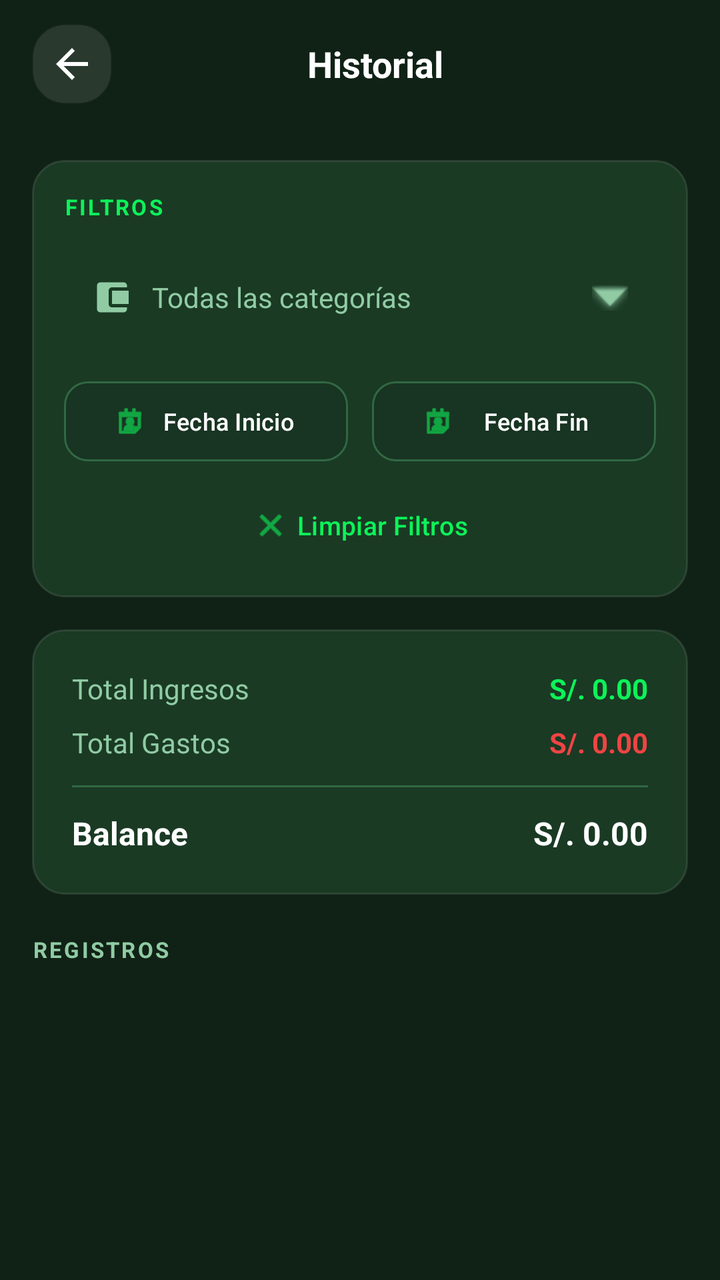
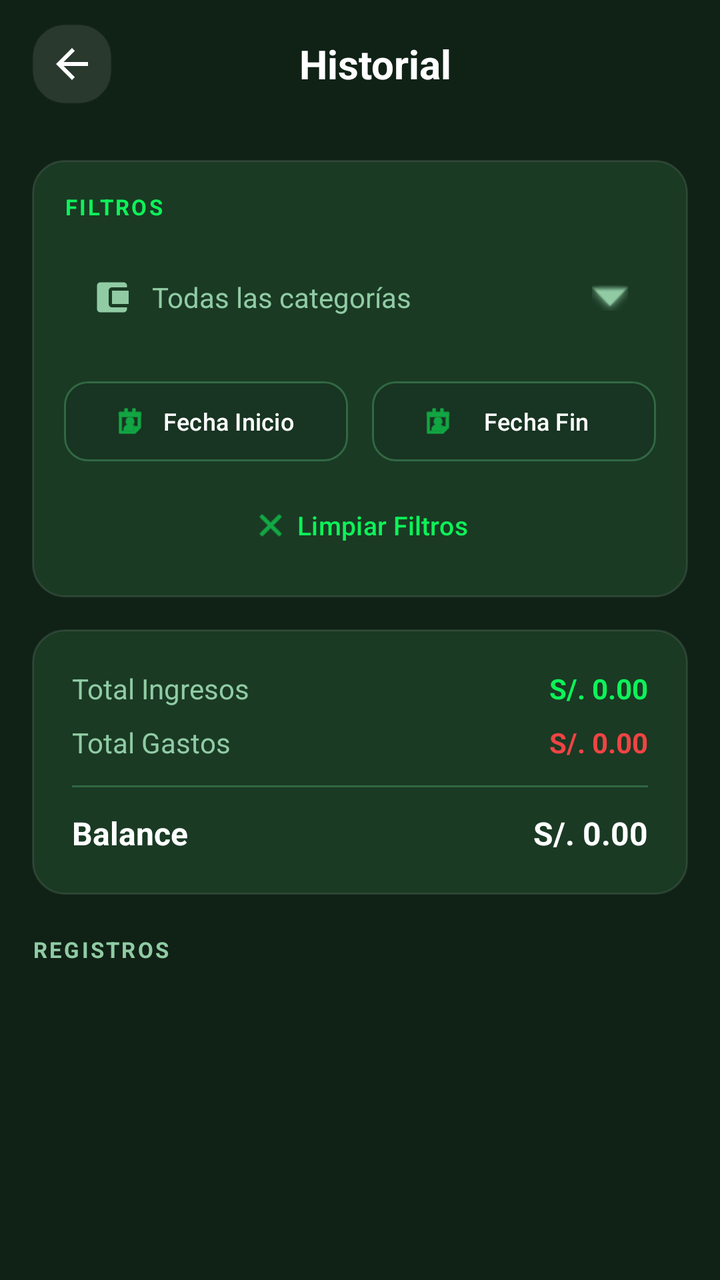

Two renders of the same Android screen: before a commit and after it. Below are the layout's source before the change and the commit's diff.
<!-- AndroidManifest.xml: application theme Theme.IngresosGastosApp -->
<!-- res/layout/activity_historial.xml -->
<?xml version="1.0" encoding="utf-8"?>
<androidx.constraintlayout.widget.ConstraintLayout
    xmlns:android="http://schemas.android.com/apk/res/android"
    xmlns:app="http://schemas.android.com/apk/res-auto"
    xmlns:tools="http://schemas.android.com/tools"
    android:id="@+id/main"
    android:layout_width="match_parent"
    android:layout_height="match_parent"
    android:background="@color/stitch_background"
    tools:context=".HistorialActivity">

    
    <androidx.appcompat.widget.Toolbar
        android:id="@+id/toolbarHistorial"
        android:layout_width="0dp"
        android:layout_height="?attr/actionBarSize"
        android:background="@color/stitch_background"
        android:elevation="0dp"
        app:layout_constraintEnd_toEndOf="parent"
        app:layout_constraintStart_toStartOf="parent"
        app:layout_constraintTop_toTopOf="parent">

        <RelativeLayout
            android:layout_width="match_parent"
            android:layout_height="match_parent"
            android:paddingEnd="16dp">

            <ImageButton
                android:id="@+id/btnBack"
                android:layout_width="40dp"
                android:layout_height="40dp"
                android:layout_centerVertical="true"
                android:background="@drawable/bg_stitch_card"
                android:backgroundTint="#1AFFFFFF"
                android:src="@drawable/ic_arrow_back"
                app:tint="@color/white" />

            <TextView
                android:layout_width="wrap_content"
                android:layout_height="wrap_content"
                android:layout_centerInParent="true"
                android:text="Historial"
                android:textColor="@color/white"
                android:textSize="18sp"
                android:textStyle="bold" />
        </RelativeLayout>
    </androidx.appcompat.widget.Toolbar>

    
    <androidx.core.widget.NestedScrollView
        android:layout_width="0dp"
        android:layout_height="0dp"
        android:clipToPadding="false"
        app:layout_constraintBottom_toBottomOf="parent"
        app:layout_constraintEnd_toEndOf="parent"
        app:layout_constraintStart_toStartOf="parent"
        app:layout_constraintTop_toBottomOf="@id/toolbarHistorial">

        <LinearLayout
            android:layout_width="match_parent"
            android:layout_height="wrap_content"
            android:orientation="vertical"
            android:padding="16dp">

            
            <LinearLayout
                android:layout_width="match_parent"
                android:layout_height="wrap_content"
                android:background="@drawable/bg_stitch_card"
                android:orientation="vertical"
                android:padding="16dp">

                <TextView
                    android:layout_width="wrap_content"
                    android:layout_height="wrap_content"
                    android:layout_marginBottom="12dp"
                    android:letterSpacing="0.1"
                    android:text="FILTROS"
                    android:textColor="@color/stitch_primary"
                    android:textSize="11sp"
                    android:textStyle="bold" />

                
                <LinearLayout
                    android:layout_width="match_parent"
                    android:layout_height="52dp"
                    android:background="@drawable/bg_stitch_input"
                    android:gravity="center_vertical"
                    android:orientation="horizontal"
                    android:paddingHorizontal="14dp">

                    <ImageView
                        android:layout_width="20dp"
                        android:layout_height="20dp"
                        android:src="@drawable/ic_wallet"
                        app:tint="@color/stitch_text_muted" />

                    <AutoCompleteTextView
                        android:id="@+id/actvCategoria"
                        android:layout_width="0dp"
                        android:layout_height="match_parent"
                        android:layout_weight="1"
                        android:layout_marginStart="10dp"
                        android:background="@android:color/transparent"
                        android:completionThreshold="1"
                        android:dropDownAnchor="@id/actvCategoria"
                        android:hint="Todas las categorías"
                        android:inputType="none"
                        android:textColor="@color/white"
                        android:textColorHint="@color/stitch_text_muted"
                        android:textSize="14sp"
                        android:popupBackground="@drawable/bg_dropdown_dark" />

                    <ImageView
                        android:layout_width="18dp"
                        android:layout_height="18dp"
                        android:src="@android:drawable/arrow_down_float"
                        app:tint="@color/stitch_text_muted" />
                </LinearLayout>

                
                <LinearLayout
                    android:layout_width="match_parent"
                    android:layout_height="wrap_content"
                    android:layout_marginTop="12dp"
                    android:orientation="horizontal">

                    <com.google.android.material.button.MaterialButton
                        android:id="@+id/btnFechaInicio"
                        style="@style/Widget.Material3.Button.OutlinedButton"
                        android:layout_width="0dp"
                        android:layout_height="48dp"
                        android:layout_marginEnd="6dp"
                        android:layout_weight="1"
                        android:text="Fecha Inicio"
                        android:textAllCaps="false"
                        android:textColor="@color/white"
                        android:textSize="12sp"
                        app:backgroundTint="@color/stitch_card_bg"
                        app:cornerRadius="12dp"
                        app:icon="@android:drawable/ic_menu_my_calendar"
                        app:iconTint="@color/stitch_primary"
                        app:strokeColor="@color/stitch_card_border"
                        app:strokeWidth="1dp" />

                    <com.google.android.material.button.MaterialButton
                        android:id="@+id/btnFechaFin"
                        style="@style/Widget.Material3.Button.OutlinedButton"
                        android:layout_width="0dp"
                        android:layout_height="48dp"
                        android:layout_marginStart="6dp"
                        android:layout_weight="1"
                        android:text="Fecha Fin"
                        android:textAllCaps="false"
                        android:textColor="@color/white"
                        android:textSize="12sp"
                        app:backgroundTint="@color/stitch_card_bg"
                        app:cornerRadius="12dp"
                        app:icon="@android:drawable/ic_menu_my_calendar"
                        app:iconTint="@color/stitch_primary"
                        app:strokeColor="@color/stitch_card_border"
                        app:strokeWidth="1dp" />
                </LinearLayout>

                
                <com.google.android.material.button.MaterialButton
                    android:id="@+id/btnLimpiarFiltros"
                    style="@style/Widget.Material3.Button.TextButton"
                    android:layout_width="match_parent"
                    android:layout_height="40dp"
                    android:layout_marginTop="8dp"
                    android:text="Limpiar Filtros"
                    android:textAllCaps="false"
                    android:textColor="@color/stitch_primary"
                    android:textSize="13sp"
                    app:icon="@android:drawable/ic_menu_close_clear_cancel"
                    app:iconGravity="textStart"
                    app:iconTint="@color/stitch_primary"
                    app:rippleColor="#1A0df259" />

            </LinearLayout>

            
            <LinearLayout
                android:layout_width="match_parent"
                android:layout_height="wrap_content"
                android:layout_marginTop="16dp"
                android:background="@drawable/bg_stitch_card"
                android:orientation="vertical"
                android:padding="20dp">

                <LinearLayout
                    android:layout_width="match_parent"
                    android:layout_height="wrap_content"
                    android:orientation="horizontal">

                    <TextView
                        android:layout_width="0dp"
                        android:layout_height="wrap_content"
                        android:layout_weight="1"
                        android:text="Total Ingresos"
                        android:textColor="@color/stitch_text_muted"
                        android:textSize="14sp" />

                    <TextView
                        android:id="@+id/tvTotalIngresos"
                        android:layout_width="wrap_content"
                        android:layout_height="wrap_content"
                        android:text="S/. 0.00"
                        android:textColor="@color/stitch_primary"
                        android:textStyle="bold" />
                </LinearLayout>

                <LinearLayout
                    android:layout_width="match_parent"
                    android:layout_height="wrap_content"
                    android:layout_marginTop="8dp"
                    android:orientation="horizontal">

                    <TextView
                        android:layout_width="0dp"
                        android:layout_height="wrap_content"
                        android:layout_weight="1"
                        android:text="Total Gastos"
                        android:textColor="@color/stitch_text_muted"
                        android:textSize="14sp" />

                    <TextView
                        android:id="@+id/tvTotalGastos"
                        android:layout_width="wrap_content"
                        android:layout_height="wrap_content"
                        android:text="S/. 0.00"
                        android:textColor="#EF4444"
                        android:textStyle="bold" />
                </LinearLayout>

                <View
                    android:layout_width="match_parent"
                    android:layout_height="1dp"
                    android:layout_marginVertical="12dp"
                    android:background="@color/stitch_card_border" />

                <LinearLayout
                    android:layout_width="match_parent"
                    android:layout_height="wrap_content"
                    android:orientation="horizontal">

                    <TextView
                        android:layout_width="0dp"
                        android:layout_height="wrap_content"
                        android:layout_weight="1"
                        android:text="Balance"
                        android:textColor="@color/white"
                        android:textSize="16sp"
                        android:textStyle="bold" />

                    <TextView
                        android:id="@+id/tvBalance"
                        android:layout_width="wrap_content"
                        android:layout_height="wrap_content"
                        android:text="S/. 0.00"
                        android:textColor="@color/white"
                        android:textSize="16sp"
                        android:textStyle="bold" />
                </LinearLayout>
            </LinearLayout>

            
            <TextView
                android:layout_width="wrap_content"
                android:layout_height="wrap_content"
                android:layout_marginTop="20dp"
                android:layout_marginBottom="12dp"
                android:letterSpacing="0.1"
                android:text="REGISTROS"
                android:textColor="@color/stitch_text_muted"
                android:textSize="11sp"
                android:textStyle="bold" />

            
            <TextView
                android:id="@+id/tvSinTransacciones"
                android:layout_width="match_parent"
                android:layout_height="wrap_content"
                android:gravity="center"
                android:padding="40dp"
                android:text="No hay transacciones que mostrar"
                android:textColor="@color/stitch_text_muted"
                android:textSize="15sp"
                android:visibility="gone" />

            
            <androidx.recyclerview.widget.RecyclerView
                android:id="@+id/rvHistorial"
                android:layout_width="match_parent"
                android:layout_height="wrap_content"
                android:nestedScrollingEnabled="false"
                tools:listitem="@layout/item_historial_transaccion" />

        </LinearLayout>
    </androidx.core.widget.NestedScrollView>

</androidx.constraintlayout.widget.ConstraintLayout>
<!-- res/layout/item_historial_transaccion.xml (included above) -->
<?xml version="1.0" encoding="utf-8"?>
<com.google.android.material.card.MaterialCardView
    xmlns:android="http://schemas.android.com/apk/res/android"
    xmlns:app="http://schemas.android.com/apk/res-auto"
    android:layout_width="match_parent"
    android:layout_height="wrap_content"
    android:layout_marginHorizontal="0dp"
    android:layout_marginVertical="6dp"
    app:cardCornerRadius="14dp"
    app:cardElevation="0dp"
    app:strokeWidth="0dp"
    app:cardBackgroundColor="@color/bg_dark_card">

    <LinearLayout
        android:layout_width="match_parent"
        android:layout_height="wrap_content"
        android:orientation="vertical"
        android:padding="16dp">

        <LinearLayout
            android:layout_width="match_parent"
            android:layout_height="wrap_content"
            android:orientation="horizontal"
            android:gravity="center_vertical">

            <TextView
                android:id="@+id/tvTipoTransaccion"
                android:layout_width="0dp"
                android:layout_height="wrap_content"
                android:layout_weight="1"
                android:text="INGRESO"
                android:textSize="10sp"
                android:textStyle="bold"
                android:textColor="@color/green_accent"/>

            <TextView
                android:id="@+id/tvFechaHistorial"
                android:layout_width="wrap_content"
                android:layout_height="wrap_content"
                android:text="01/01/2024"
                android:textSize="12sp"
                android:textColor="@color/text_on_dark_muted"/>

        </LinearLayout>

        <TextView
            android:id="@+id/tvDescripcionHistorial"
            android:layout_width="match_parent"
            android:layout_height="wrap_content"
            android:layout_marginTop="8dp"
            android:text="Descripción"
            android:textSize="16sp"
            android:textStyle="bold"
            android:textColor="@color/text_on_dark"/>

        <TextView
            android:id="@+id/tvCategoriaHistorial"
            android:layout_width="match_parent"
            android:layout_height="wrap_content"
            android:layout_marginTop="4dp"
            android:text="Categoría"
            android:textSize="14sp"
            android:textColor="@color/text_on_dark_muted"/>

        <LinearLayout
            android:layout_width="match_parent"
            android:layout_height="wrap_content"
            android:orientation="horizontal"
            android:layout_marginTop="12dp"
            android:gravity="center_vertical">

            <TextView
                android:id="@+id/tvMontoHistorial"
                android:layout_width="0dp"
                android:layout_height="wrap_content"
                android:layout_weight="1"
                android:text="+ S/. 1000.00"
                android:textSize="18sp"
                android:textStyle="bold"
                android:textColor="@color/green_accent"/>

            <com.google.android.material.button.MaterialButton
                android:id="@+id/btnEditarTransaccion"
                android:layout_width="36dp"
                android:layout_height="36dp"
                android:insetTop="0dp"
                android:insetBottom="0dp"
                android:padding="0dp"
                android:text="✏"
                android:textSize="16sp"
                app:cornerRadius="8dp"
                app:backgroundTint="@color/green_accent"
                android:layout_marginEnd="8dp"
                style="@style/Widget.Material3.Button"/>

            <com.google.android.material.button.MaterialButton
                android:id="@+id/btnEliminarTransaccion"
                android:layout_width="36dp"
                android:layout_height="36dp"
                android:insetTop="0dp"
                android:insetBottom="0dp"
                android:padding="0dp"
                android:text="🗑"
                android:textSize="16sp"
                app:cornerRadius="8dp"
                app:backgroundTint="@color/danger_red"
                style="@style/Widget.Material3.Button"/>

        </LinearLayout>

    </LinearLayout>

</com.google.android.material.card.MaterialCardView>
<!-- resources referenced by this layout -->
<resources>
  <color name="bg_dark_card">#1A2E19</color>
  <color name="danger_red">#EF4444</color>
  <color name="green_accent">#22C55E</color>
  <color name="stitch_background">#102216</color>
  <color name="stitch_card_bg">#183422</color>
  <color name="stitch_card_border">#316843</color>
  <color name="stitch_primary">#0df259</color>
  <color name="stitch_text_muted">#90cba4</color>
  <color name="text_on_dark">#FFFFFF</color>
  <color name="text_on_dark_muted">#94A3B8</color>
  <color name="white">#FFFFFFFF</color>
  <!-- drawable bg_dropdown_dark (drawable) -->
  <?xml version="1.0" encoding="utf-8"?>
  <shape xmlns:android="http://schemas.android.com/apk/res/android">
      <solid android:color="#1A3A24" />
      <corners android:radius="12dp" />
      <stroke android:width="1dp" android:color="#316843" />
  </shape>
  <!-- drawable bg_stitch_card (drawable) -->
  <?xml version="1.0" encoding="utf-8"?>
  <shape xmlns:android="http://schemas.android.com/apk/res/android">
      <solid android:color="#1A3A24" />
      <corners android:radius="16dp" />
      <stroke android:width="1dp" android:color="#1AFFFFFF" />
  </shape>
  <!-- drawable bg_stitch_input (drawable) -->
  <?xml version="1.0" encoding="utf-8"?>
  <shape xmlns:android="http://schemas.android.com/apk/res/android">
      <solid android:color="#1A3A24" />
      <corners android:radius="12dp" />
  </shape>
  <!-- drawable ic_arrow_back (drawable) -->
  <?xml version="1.0" encoding="utf-8"?>
  <vector xmlns:android="http://schemas.android.com/apk/res/android"
      android:width="24dp"
      android:height="24dp"
      android:viewportWidth="24"
      android:viewportHeight="24">
      <path
          android:fillColor="#FFFFFF"
          android:pathData="M20,11H7.83l5.59-5.59L12,4l-8,8 8,8 1.41-1.41L7.83,13H20v-2z"/>
  </vector>
  <!-- drawable ic_wallet (drawable) -->
  <?xml version="1.0" encoding="utf-8"?>
  <vector xmlns:android="http://schemas.android.com/apk/res/android"
      android:width="24dp"
      android:height="24dp"
      android:viewportWidth="24"
      android:viewportHeight="24">
      <path
          android:fillColor="@color/green_accent"
          android:pathData="M21,18v1c0,1.1 -0.9,2 -2,2H5c-1.11,0 -2,-0.9 -2,-2V5c0,-1.1 0.89,-2 2,-2h14c1.1,0 2,0.9 2,2v1h-9c-1.11,0 -2,0.9 -2,2v8c0,1.1 0.89,2 2,2h9zM12,16h10V8H12v8z"/>
  </vector>
  <style name="Theme.IngresosGastosApp" parent="Base.Theme.IngresosGastosApp" />
  <style name="Base.Theme.IngresosGastosApp" parent="Theme.Material3.DayNight.NoActionBar">
          <item name="colorPrimary">@color/green_accent</item>
          <item name="colorPrimaryContainer">@color/bg_dark_card</item>
          <item name="colorOnPrimary">@color/white</item>
          <item name="android:statusBarColor">@color/bg_dark</item>
          <item name="android:navigationBarColor">@color/bg_dark</item>
          <item name="android:windowBackground">@color/bg_dark</item>
          <item name="android:windowLightStatusBar">false</item>
          <item name="shapeAppearanceOverlay">@style/CircleImage</item>
      </style>
  <color name="bg_dark">#0D1F0C</color>
  <style name="CircleImage">
          <item name="cornerSize">50%</item>
      </style>
</resources>

<!-- the commit's change to res/layout/activity_historial.xml (unified diff, before → after) -->
@@ -41,7 +41,7 @@
                 android:layout_centerInParent="true"
                 android:text="Historial"
                 android:textColor="@color/white"
-                android:textSize="18sp"
+                android:textSize="20sp"
                 android:textStyle="bold" />
         </RelativeLayout>
     </androidx.appcompat.widget.Toolbar>
